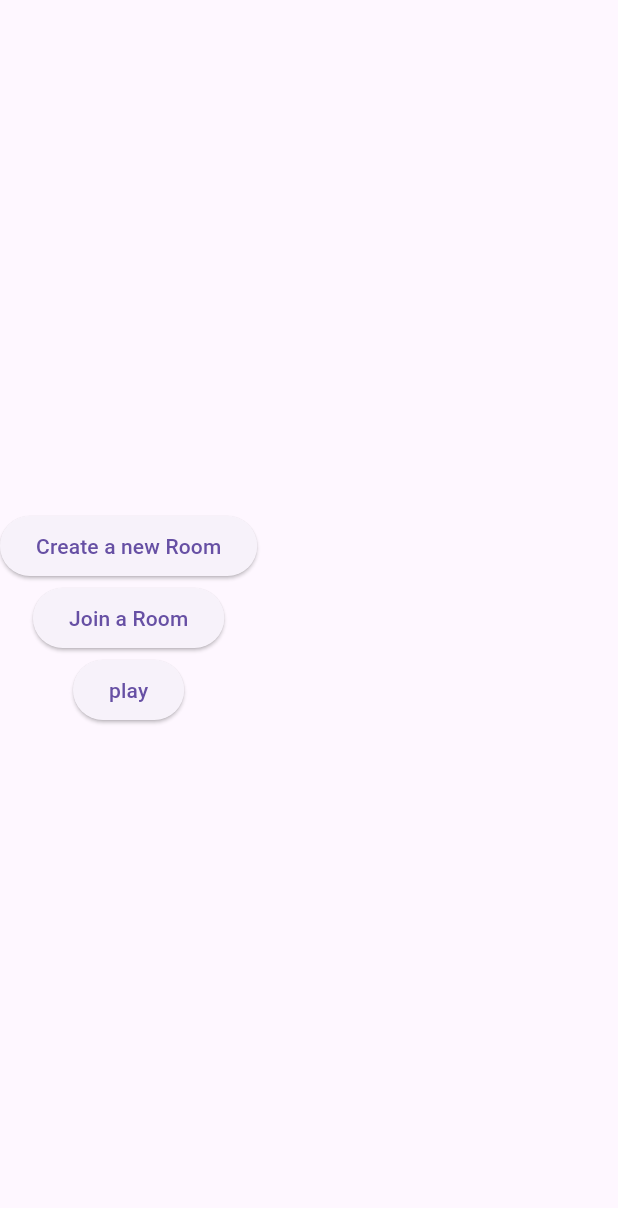
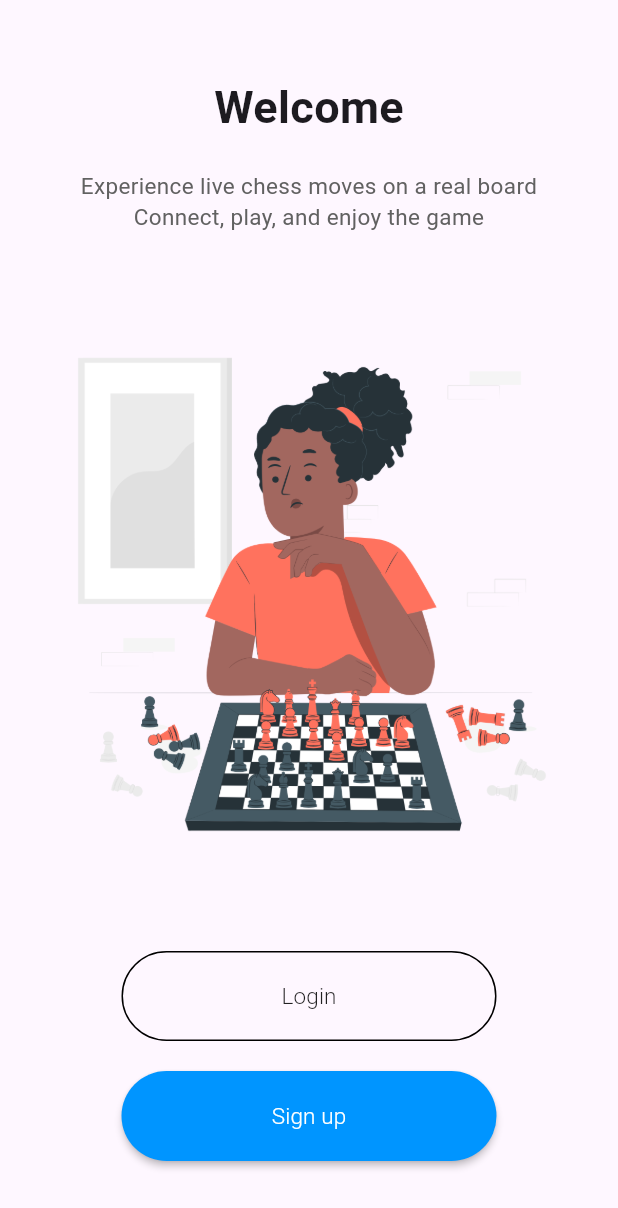
Before and after one commit to udayaKavinda/e19-3yp-Smart-Chessboard, a Flutter app: the screen it shows after launch, on a phone screen of 412 x 824 dp. Shown: the top 1208 px of the screen. Run offline on Flutter 3.47's test engine with Material 3 defaults, Android fonts, the phone set to English and light mode, and no system bars; our stand-ins replace socket_io_client; missing offline and left inert: chess, flutter_chess_board; project files that could hold a hidden picture were left out.

Commit message:
login & signup

```diff
--- a/code/smartchessboard/lib/main.dart
+++ b/code/smartchessboard/lib/main.dart
@@ -5,10 +5,16 @@
 import 'package:smartchessboard/screens/game_screen.dart';
 import 'package:smartchessboard/screens/join_room_screen.dart';
 import 'package:smartchessboard/screens/main_menu_screen.dart';
+import 'package:smartchessboard/screens/login.dart';
+import 'package:smartchessboard/screens/signup.dart';
 import 'package:provider/provider.dart';
 
 void main() {
-  runApp(const MyApp());
+  //runApp(const MyApp());
+  runApp(MaterialApp(
+    debugShowCheckedModeBanner: false,
+    home: HomePage(),
+  ));
 }
 
 class MyApp extends StatelessWidget {
@@ -37,3 +43,115 @@
     );
   }
 }
+
+class HomePage extends StatelessWidget {
+  @override
+  Widget build(BuildContext context) {
+    return Scaffold(
+      body: SafeArea(
+        child: Container(
+          // we will give media query height
+          // double.infinity make it big as my parent allows
+          // while MediaQuery make it big as per the screen
+
+          width: double.infinity,
+          height: MediaQuery.of(context).size.height,
+          padding: EdgeInsets.symmetric(horizontal: 30, vertical: 50),
+          child: Column(
+            // even space distribution
+            mainAxisAlignment: MainAxisAlignment.spaceBetween,
+            crossAxisAlignment: CrossAxisAlignment.center,
+            children: <Widget>[
+              Column(
+                children: <Widget>[
+                  Text(
+                    "Welcome",
+                    style: TextStyle(
+                      fontWeight: FontWeight.bold,
+                      fontSize: 30,
+
+                    ),
+
+                  ),
+                  SizedBox(
+                    height: 20,
+                  ),
+                  Text("Experience live chess moves on a real board\nConnect, play, and enjoy the game",
+                  textAlign: TextAlign.center,
+                  style: TextStyle(
+                    color: Colors.grey[700],
+                    fontSize: 15,
+
+                  ),)
+                ],
+              ),
+              Container(
+                height: MediaQuery.of(context).size.height / 2,
+                decoration: BoxDecoration(
+                  image: DecorationImage(
+                    image: AssetImage("assets/welcome.png")
+                  )
+                ),
+              ),
+
+              Column(
+                children: <Widget>[
+                  // the login button
+                  MaterialButton(
+                    minWidth:250,
+                    height: 60,
+                    onPressed: () {
+                      Navigator.push(context, MaterialPageRoute(builder: (context) => LoginPage()));
+
+                    },
+                    // defining the shape
+                    shape: RoundedRectangleBorder(
+                      side: BorderSide(
+                        color: Colors.black
+                      ),
+                      borderRadius: BorderRadius.circular(50)
+                    ),
+                    child: Text(
+                      "Login",
+                      style: TextStyle(
+                        fontWeight: FontWeight.w300,
+                        fontSize: 15
+                      ),
+                    ),
+                  ),
+                  // creating the signup button
+                  SizedBox(height:20),
+                  MaterialButton(
+                    minWidth: 250,
+                    height: 60,
+                    onPressed: (){
+                      Navigator.push(context, MaterialPageRoute(builder: (context)=> SignupPage()));
+
+                    },
+                    color: Color(0xff0095FF),
+                    shape: RoundedRectangleBorder(
+                      borderRadius: BorderRadius.circular(50),
+
+                    ),
+                    child: Text(
+                      "Sign up",
+                      style: TextStyle(
+                        color: Colors.white,
+                        fontWeight: FontWeight.w300,
+                        fontSize: 15
+                      ),
+                    ),
+                  )
+
+                ],
+              )
+
+
+
+            ],
+          ),
+        ),
+      ),
+    );
+  }
+}
--- a/code/smartchessboard/pubspec.yaml
+++ b/code/smartchessboard/pubspec.yaml
@@ -66,9 +66,9 @@ flutter:
   uses-material-design: true
 
   # To add assets to your application, add an assets section, like this:
-  # assets:
-  #   - images/a_dot_burr.jpeg
-  #   - images/a_dot_ham.jpeg
+  assets:
+     - assets/welcome.png
+     - assets/loginbackground.png
 
   # An image asset can refer to one or more resolution-specific "variants", see
   # https://flutter.dev/assets-and-images/#resolution-aware
```
Also changed, not shown: code/smartchessboard/lib/screens/login.dart (added, +156 -0 lines), code/smartchessboard/lib/screens/signup.dart (added, +153 -0 lines), code/smartchessboard/assets/loginbackground.png (added), code/smartchessboard/assets/welcome.png (added).
